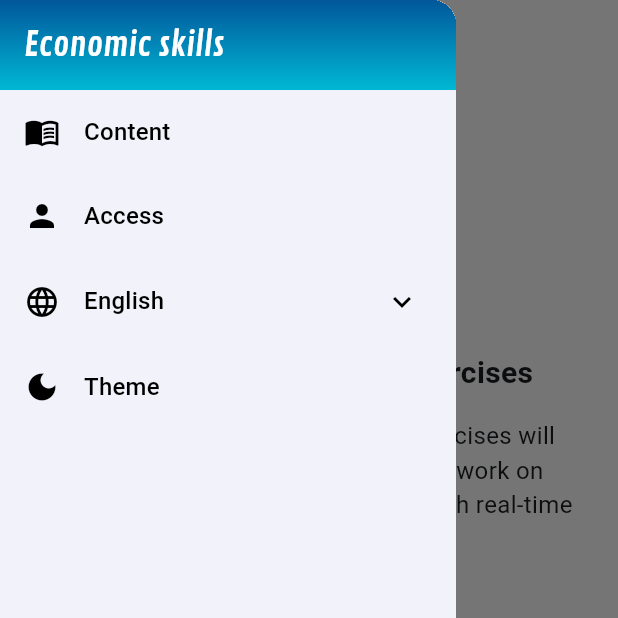
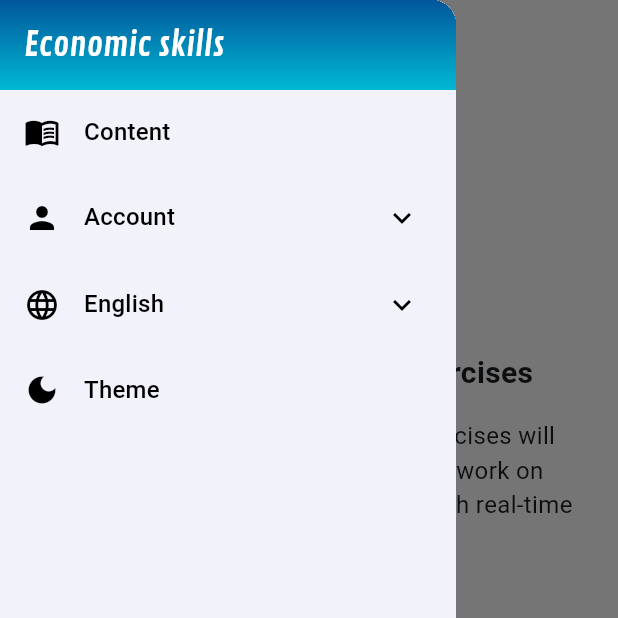
Before and after one commit to JPBC2/economicskills, a Flutter app: the screen it shows once a user with an empty profile is signed in, with the side drawer open, on a phone screen of 412 x 824 dp, the top half of it. Run offline on Flutter 3.47's test engine with Material 3 defaults, Android fonts, the phone set to English and light mode, and no system bars; our stand-ins replace flutter_riverpod, hive_flutter, popover, shared_preferences, supabase_flutter, webview_flutter and 1 more; missing offline and left inert: universal_html; accounts and stored records are empty.

Commit message:
In drawer_nav.widget.dart, a sign out button was added

```diff
--- a/lib/app/widgets/drawer_nav.widget.dart
+++ b/lib/app/widgets/drawer_nav.widget.dart
@@ -19,6 +19,8 @@ class _DrawerNavState extends State<DrawerNav> {
   final ExpansibleController _languageController = ExpansibleController();
   // Controller for the new Content ExpansionTile
   final ExpansibleController _contentItemsController = ExpansibleController();
+  // Controller for the Account ExpansionTile
+  final ExpansibleController _accountController = ExpansibleController();
 
   final List<String> _languageItems = ['Español'/*, 'Français', 'Русский', '中文', 'العربية'*/];
   final List<String> _contentItems = ["Scatter plot", "Clustered column chart", "Area chart"];
@@ -29,6 +31,19 @@ class _DrawerNavState extends State<DrawerNav> {
     // Initialize a controller for each menu section to control expansion
     _tileControllers = List.generate(
         popoverConfigurations.length, (_) => ExpansibleController());
+  }
+
+  Future<void> _signOut(BuildContext context) async {
+    try {
+      await supabase.auth.signOut();
+      if (context.mounted) {
+        context.showSnackBar('Successfully signed out!');
+      }
+    } catch (error) {
+      if (context.mounted) {
+        context.showSnackBar('Error signing out', isError: true);
+      }
+    }
   }
 
   @override
@@ -89,14 +104,24 @@ class _DrawerNavState extends State<DrawerNav> {
             },
           ),
 
-          // Access button
-          ListTile(
+          // Account
+          ExpansionTile(
+            controller: _accountController,
             leading: Icon(Icons.person, color: itemColor),
-            title: Text("Access", style: itemTextStyle),
-            onTap: () {
-              print('Access button tapped');
-              Navigator.pop(context); // Close drawer
-            },
+            title: Text('Account', style: itemTextStyle),
+            iconColor: itemColor,
+            collapsedIconColor: itemColor,
+            children: [
+              ListTile(
+                leading: Icon(Icons.logout, color: itemColor),
+                title: Text('Sign Out', style: subItemTextStyle),
+                onTap: () {
+                  _signOut(context);
+                  _accountController.collapse();
+                  Navigator.pop(context);
+                },
+              ),
+            ],
           ),
 
           // Language Popover
```
